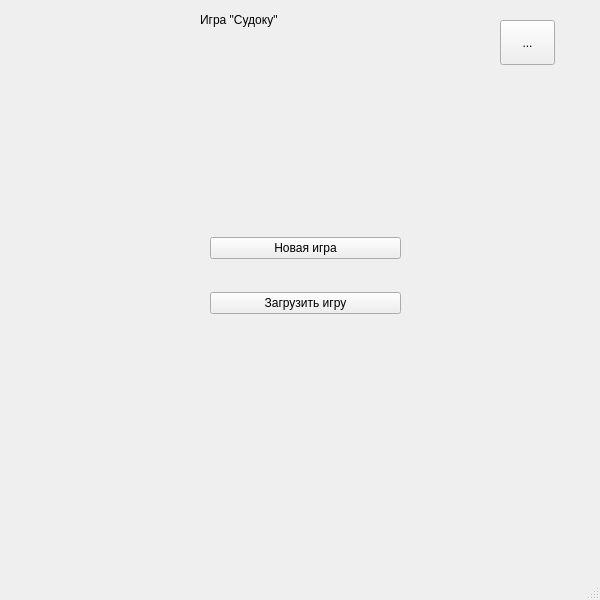
Old version of the form ui/main_window.ui in the repository glebvi1/YandexSudoku.
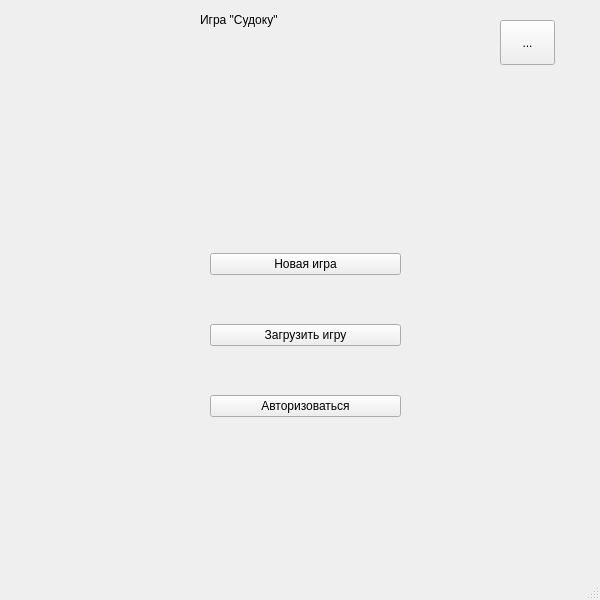
New version of the form.

The edit to the form file:
```diff
--- a/ui/main_window.ui
+++ b/ui/main_window.ui
@@ -20,7 +20,7 @@
       <x>210</x>
       <y>210</y>
       <width>191</width>
-      <height>133</height>
+      <height>251</height>
      </rect>
     </property>
     <layout class="QVBoxLayout" name="layout_buttons">
@@ -41,6 +41,13 @@
        </property>
       </widget>
      </item>
+     <item>
+      <widget class="QPushButton" name="btn_login">
+       <property name="text">
+        <string>Авторизоваться</string>
+       </property>
+      </widget>
+     </item>
     </layout>
    </widget>
    <widget class="QToolButton" name="btn_settings">
```
